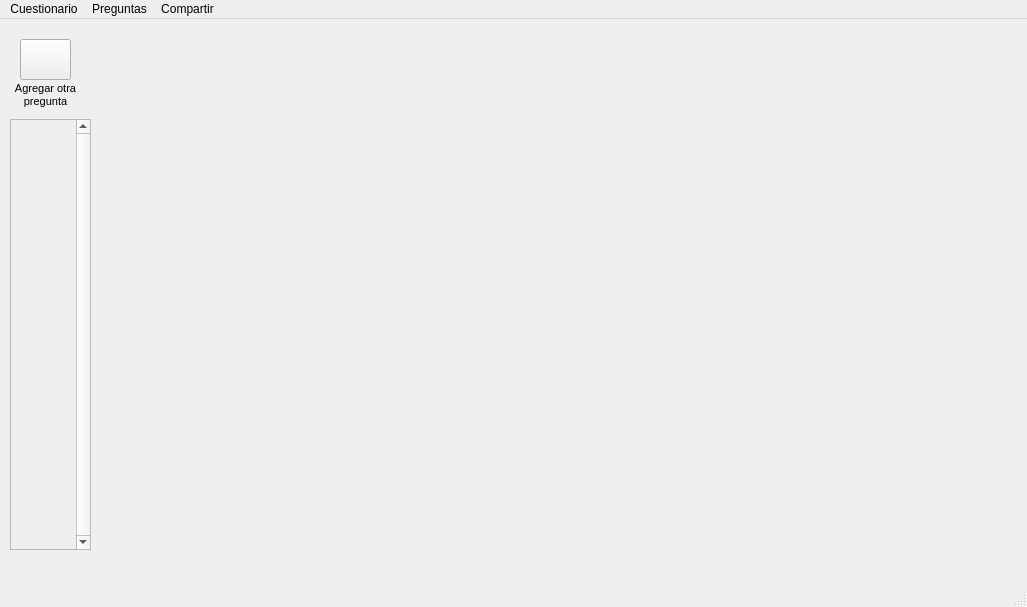
First picture: the form in DISENOS/CreadorPreguntasMain_d.ui, repository ronihdzz/DisenadorPreguntas, before the edit.
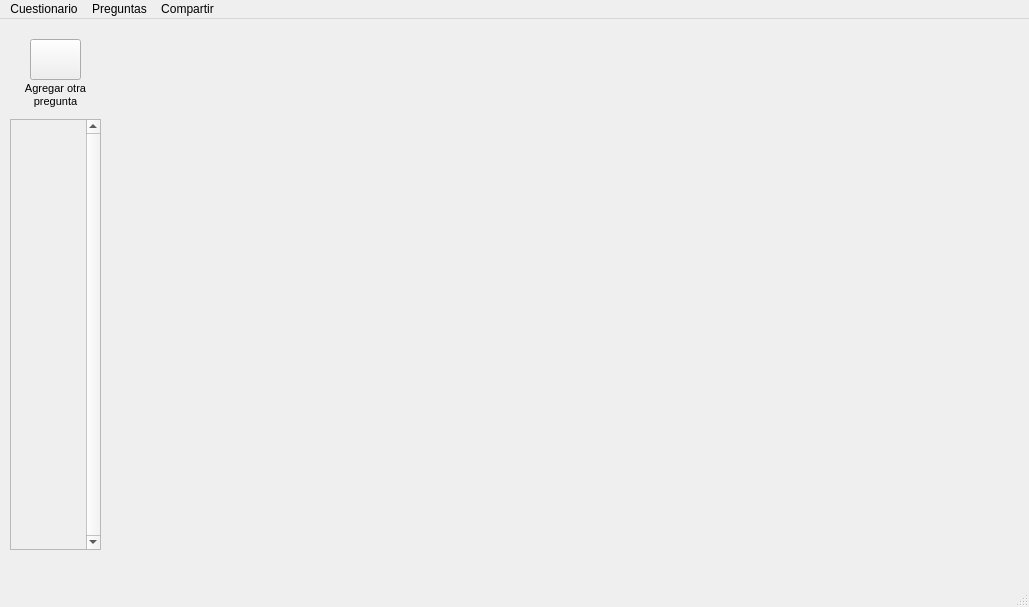
Second picture: the form after the edit. Icons and pictures are not drawn.

Commit message: Implementacion de modo de eliminacion de preguntas individuales y tambien, añadi atajos con controls para poder guardar o crear preguntas, de igual forma tambien status bar da mensajes de que pasan cosas ya todo listo para poder empezar a guardar el contenido de las preguntas en determinadas acciones

The edit to the form file:
```diff
--- a/DISENOS/CreadorPreguntasMain_d.ui
+++ b/DISENOS/CreadorPreguntasMain_d.ui
@@ -6,7 +6,7 @@
    <rect>
     <x>0</x>
     <y>0</y>
-    <width>1027</width>
+    <width>1029</width>
     <height>607</height>
    </rect>
   </property>
@@ -17,7 +17,7 @@
    <widget class="QStackedWidget" name="listWidget_panelPreguntas">
     <property name="geometry">
      <rect>
-      <x>100</x>
+      <x>110</x>
       <y>10</y>
       <width>911</width>
       <height>551</height>
@@ -44,7 +44,7 @@
      <rect>
       <x>10</x>
       <y>100</y>
-      <width>81</width>
+      <width>91</width>
       <height>431</height>
      </rect>
     </property>
@@ -62,7 +62,7 @@
       <rect>
        <x>0</x>
        <y>0</y>
-       <width>65</width>
+       <width>75</width>
        <height>429</height>
       </rect>
      </property>
@@ -71,7 +71,7 @@
    <widget class="QPushButton" name="btn_mas">
     <property name="geometry">
      <rect>
-      <x>20</x>
+      <x>30</x>
       <y>20</y>
       <width>51</width>
       <height>41</height>
@@ -87,7 +87,7 @@
    <widget class="QLabel" name="label_6">
     <property name="geometry">
      <rect>
-      <x>10</x>
+      <x>20</x>
       <y>60</y>
       <width>71</width>
       <height>31</height>
@@ -112,7 +112,7 @@
     <rect>
      <x>0</x>
      <y>0</y>
-     <width>1027</width>
+     <width>1029</width>
      <height>22</height>
     </rect>
    </property>
```
The commit also changes 9 other files.
